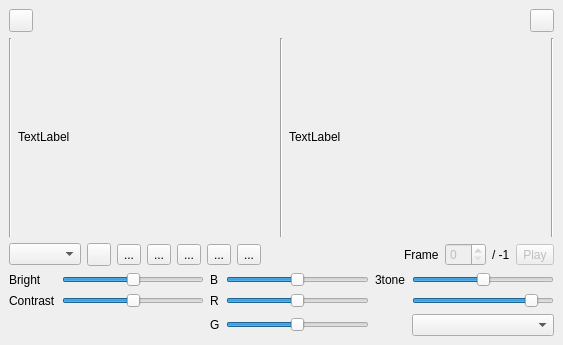
This is mainwin.ui in samstyle/scrconv as Qt 5 draws it before an edit. The edited form follows.
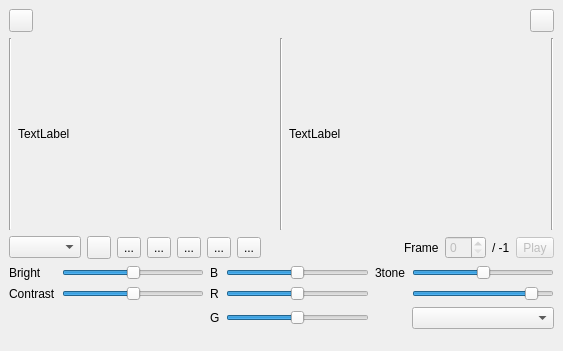
This is the edited form. Icons and pictures are not drawn. Custom widgets are drawn as their Qt base class.

Diff of the .ui file:
```diff
--- a/mainwin.ui
+++ b/mainwin.ui
@@ -6,10 +6,16 @@
    <rect>
     <x>0</x>
     <y>0</y>
-    <width>563</width>
-    <height>345</height>
+    <width>559</width>
+    <height>351</height>
    </rect>
   </property>
+  <property name="sizePolicy">
+   <sizepolicy hsizetype="Fixed" vsizetype="Fixed">
+    <horstretch>0</horstretch>
+    <verstretch>0</verstretch>
+   </sizepolicy>
+  </property>
   <property name="windowTitle">
    <string>GFXcon</string>
   </property>
@@ -19,6 +25,9 @@
   </property>
   <widget class="QWidget" name="centralwidget">
    <layout class="QVBoxLayout" name="verticalLayout">
+    <property name="sizeConstraint">
+     <enum>QLayout::SetFixedSize</enum>
+    </property>
     <item>
      <layout class="QHBoxLayout" name="horizontalLayout">
       <item>
@@ -57,6 +66,9 @@
     </item>
     <item>
      <layout class="QHBoxLayout" name="horizontalLayout_2">
+      <property name="sizeConstraint">
+       <enum>QLayout::SetFixedSize</enum>
+      </property>
       <item>
        <widget class="Line" name="line">
         <property name="orientation">
@@ -128,19 +140,6 @@
         </property>
        </widget>
       </item>
-      <item>
-       <spacer name="horizontalSpacer_4">
-        <property name="orientation">
-         <enum>Qt::Horizontal</enum>
-        </property>
-        <property name="sizeHint" stdset="0">
-         <size>
-          <width>40</width>
-          <height>20</height>
-         </size>
-        </property>
-       </spacer>
-      </item>
      </layout>
     </item>
     <item>
```
